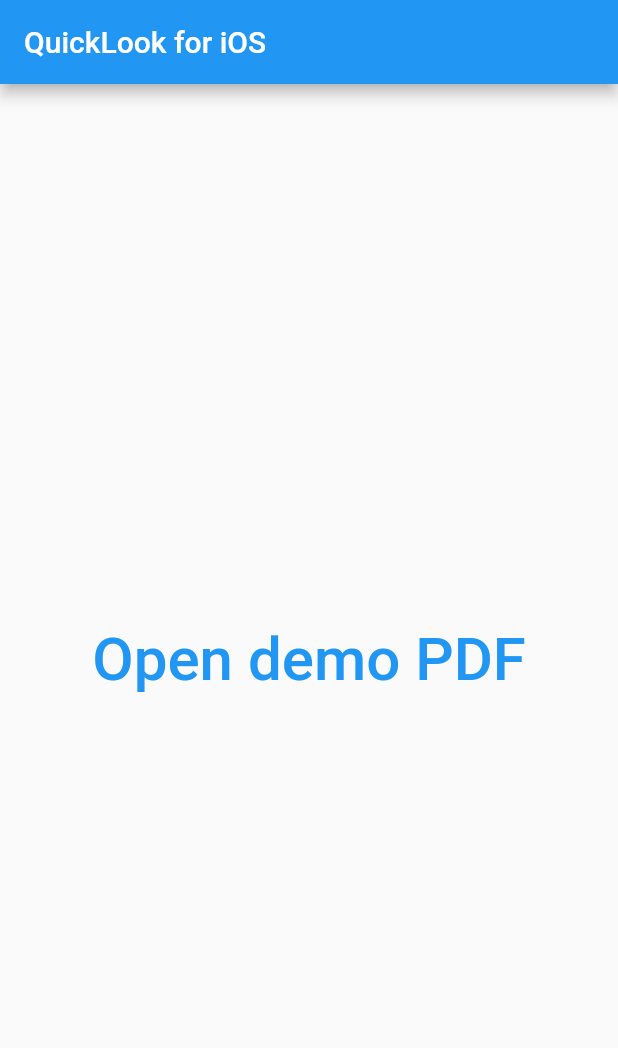
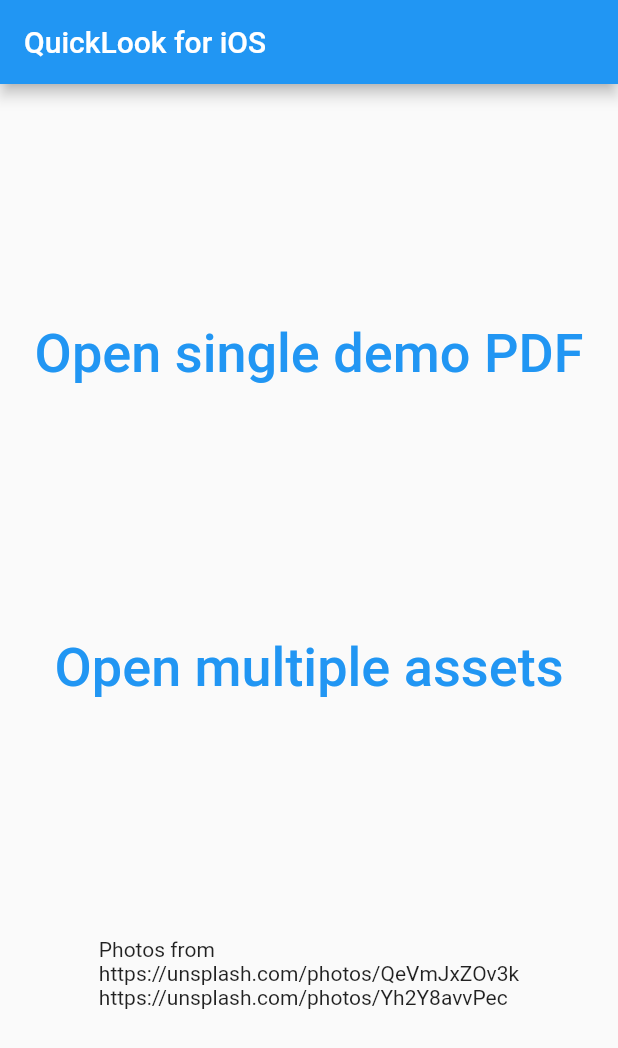
Before and after one commit to glebosotov/flutter-quick-look, a Flutter app: the screen it shows after launch, on a phone screen of 412 x 824 dp. Shown: the top 1048 px of the screen. Run offline on Flutter 3.47's test engine with Material 2 defaults, Android fonts, the phone set to English and light mode, and no system bars.

Commit message:
Ability to show multiple assets

```diff
--- a/example/lib/main.dart
+++ b/example/lib/main.dart
@@ -31,19 +31,50 @@ class _MyAppState extends State<MyApp> {
           title: const Text('QuickLook for iOS'),
         ),
         body: Center(
-          child: TextButton(
+          child: Column(
+            mainAxisAlignment: MainAxisAlignment.spaceEvenly,
+            crossAxisAlignment: CrossAxisAlignment.center,
+            children: [
+              TextButton(
                   onPressed: () async {
                     const path = 'lorem_ipsum.pdf';
                     final byteData = await rootBundle.load('assets/$path');
                     final String directory =
                         (await getApplicationDocumentsDirectory()).path;
-                final tempFile = await File('$directory/$path').writeAsBytes(
-                    byteData.buffer.asUint8List(
+                    final tempFile = await File('$directory/$path')
+                        .writeAsBytes(byteData.buffer.asUint8List(
                             byteData.offsetInBytes, byteData.lengthInBytes));
                     await QuickLook.openURL(tempFile.path);
                   },
-              child:
-                  const Text('Open demo PDF', style: TextStyle(fontSize: 40))),
+                  child: const Text('Open single demo PDF',
+                      style: TextStyle(fontSize: 36),
+                      textAlign: TextAlign.center)),
+              TextButton(
+                  onPressed: () async {
+                    const paths = [
+                      'lorem_ipsum.pdf',
+                      'image1.jpg',
+                      'image2.jpg'
+                    ];
+                    final String directory =
+                        (await getApplicationDocumentsDirectory()).path;
+                    var finalPaths = <String>[];
+                    for (final path in paths) {
+                      final byteData = await rootBundle.load('assets/$path');
+                      final tempFile = await File('$directory/$path')
+                          .writeAsBytes(byteData.buffer.asUint8List(
+                              byteData.offsetInBytes, byteData.lengthInBytes));
+                      finalPaths.add(tempFile.path);
+                    }
+                    await QuickLook.openURLs(finalPaths);
+                  },
+                  child: const Text('Open multiple assets',
+                      style: TextStyle(fontSize: 36),
+                      textAlign: TextAlign.center)),
+              Text(
+                  "Photos from \nhttps://unsplash.com/photos/QeVmJxZOv3k\nhttps://unsplash.com/photos/Yh2Y8avvPec")
+            ],
+          ),
         ),
       ),
     );
--- a/example/pubspec.yaml
+++ b/example/pubspec.yaml
@@ -56,6 +56,8 @@ flutter:
   # To add assets to your application, add an assets section, like this:
   assets:
     - lorem_ipsum.pdf
+    - image1.jpg
+    - image2.jpg
 
   # An image asset can refer to one or more resolution-specific "variants", see
   # https://flutter.dev/assets-and-images/#resolution-aware.
--- a/lib/quick_look.dart
+++ b/lib/quick_look.dart
@@ -9,4 +9,9 @@ class QuickLook {
     final success = await _channel.invokeMethod('openURL', url);
     return success;
   }
+
+  static Future<bool> openURLs(List<String> urls) async {
+    final success = await _channel.invokeMethod('openURLs', urls);
+    return success;
+  }
 }
--- a/pubspec.yaml
+++ b/pubspec.yaml
@@ -1,6 +1,6 @@
 name: quick_look
 description: Package for opening files in iOS QuickLook.
-version: 0.0.1
+version: 0.0.2
 homepage: https://github.com/glebosotov/flutter-quick-look
 
 environment:
```
Also changed, not shown: example/assets/image1.jpg (added), example/assets/image2.jpg (added), example/pubspec.lock, 2 other files. Lines whose indentation alone changed are shown as unchanged.
